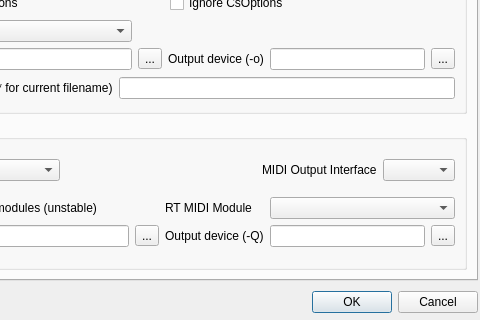
Before: the Qt Designer form src/configdialog.ui in CsoundQt/CsoundQt, drawn with Qt 5; both pictures show x 147 to 627 and y 346 to 666 of the 627 by 666 pixel window.
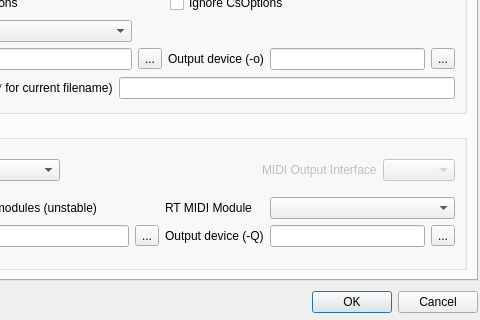
After: the same form once the commit is applied. The open tabs and pages were chosen to show the change.

Commit message: Fixed usage of Csound Rt MIDI modules.

Patch:
```diff
--- a/src/configdialog.ui
+++ b/src/configdialog.ui
@@ -399,7 +399,11 @@
          </property>
          <layout class="QGridLayout" name="gridLayout_8">
           <item row="0" column="4">
-           <widget class="QComboBox" name="midiOutInterfaceComboBox"/>
+           <widget class="QComboBox" name="midiOutInterfaceComboBox">
+            <property name="enabled">
+             <bool>false</bool>
+            </property>
+           </widget>
           </item>
           <item row="3" column="0" colspan="5">
            <layout class="QGridLayout" name="midilayout">
@@ -468,6 +472,9 @@
           </item>
           <item row="0" column="3">
            <widget class="QLabel" name="label_38">
+            <property name="enabled">
+             <bool>false</bool>
+            </property>
             <property name="text">
              <string>MIDI Output Interface</string>
             </property>
```
Left out of the diff: 37 changed lines with no effect on the pictures. The commit also changes 2 other files.
